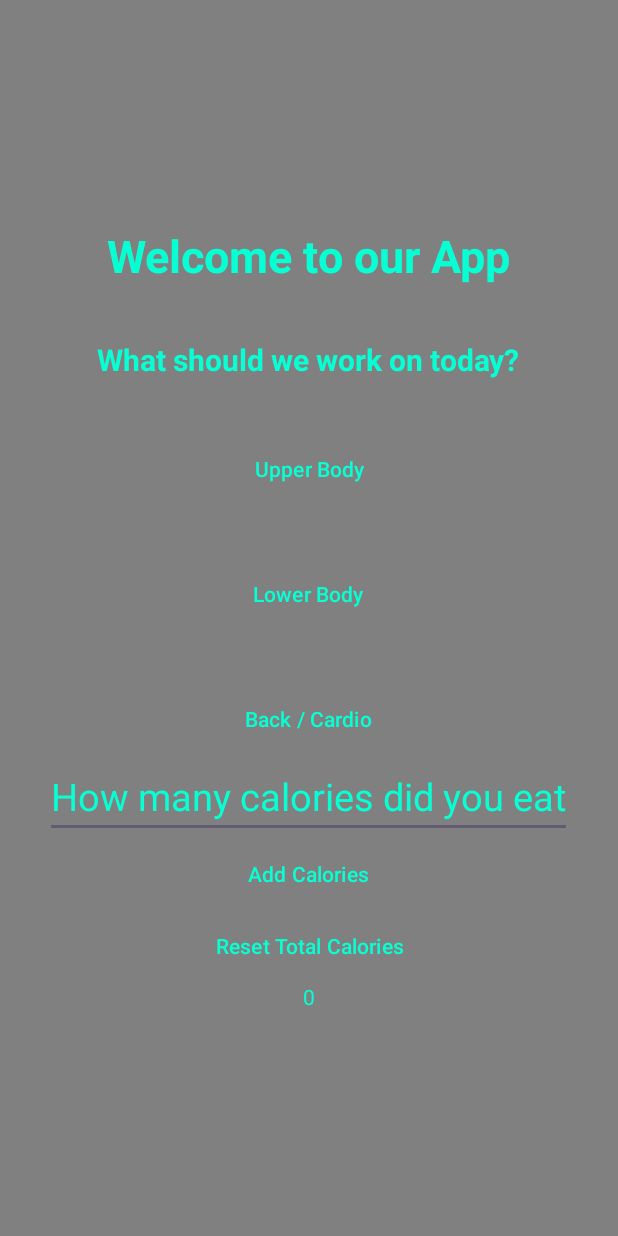
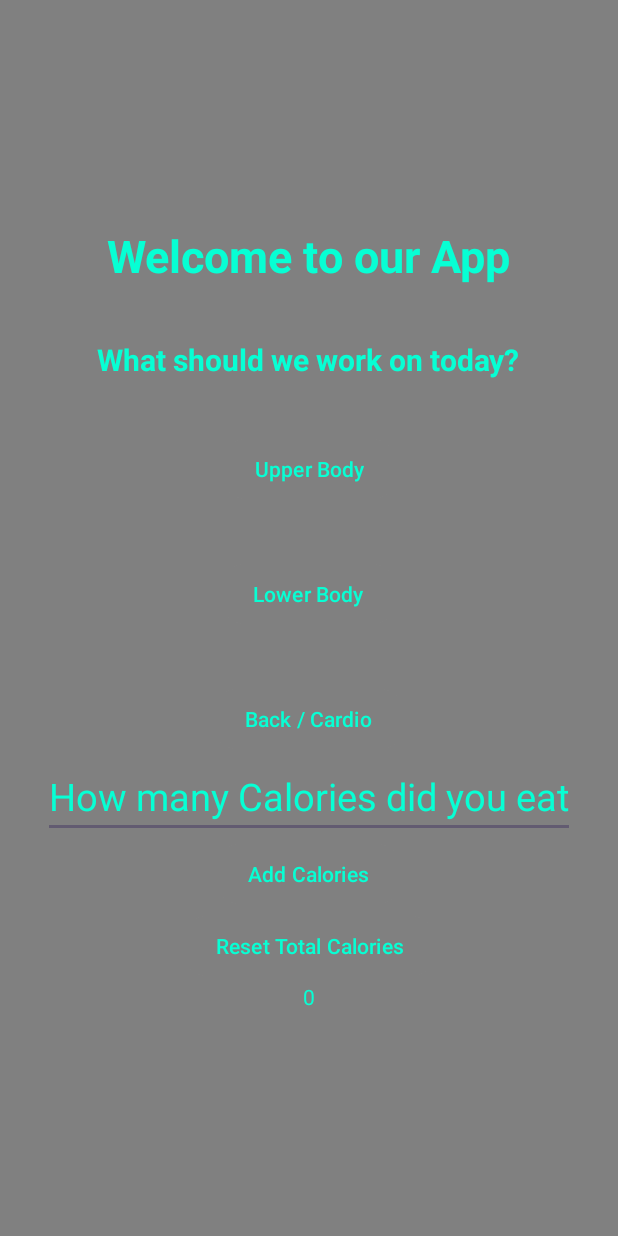
Before and after one commit to tannerCasey03/MyFitnessAppTCNN, an Android app: the screen it shows after launch (MainActivity), on a phone screen of 412 x 824 dp. Run offline under Robolectric (Android 15) with nearby library versions, the light colour scheme and no system bars.

Commit message:
Added a C

```diff
--- a/app/src/main/res/layout/activity_main.xml
+++ b/app/src/main/res/layout/activity_main.xml
@@ -64,7 +64,7 @@
         android:layout_height="wrap_content"
         android:id="@+id/calorieET"
         android:textSize="25dp"
-        android:hint="How many calories did you eat"
+        android:hint="How many Calories did you eat"
         android:textColorHint="@color/teal"/>
 
     <Button
```
